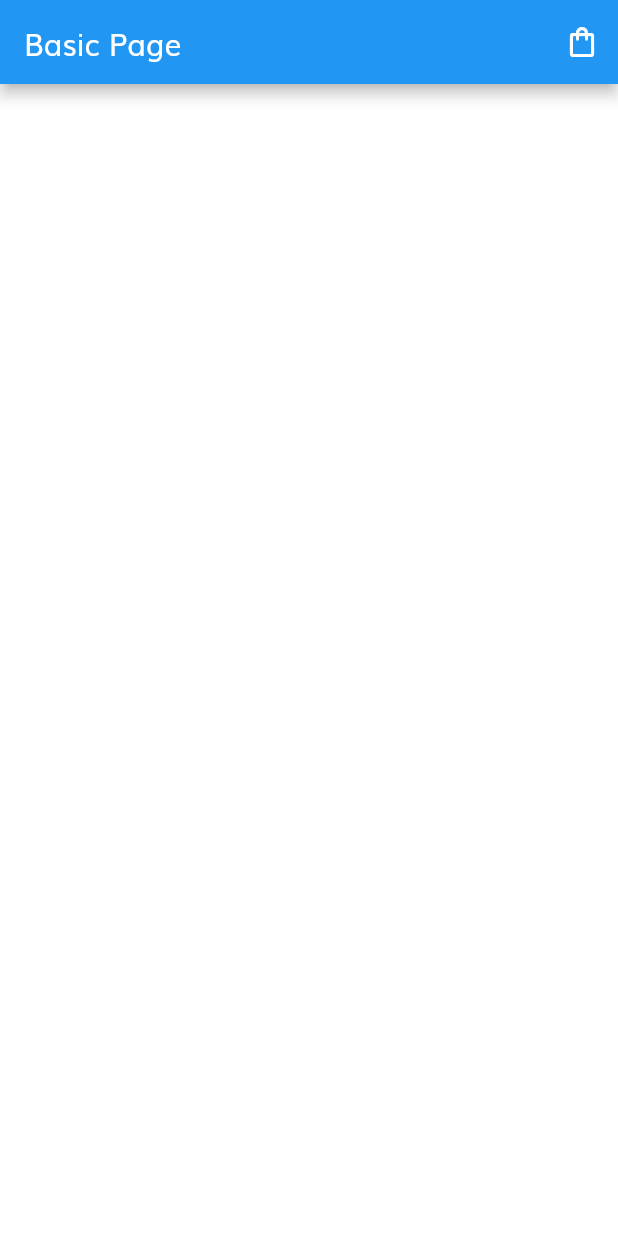
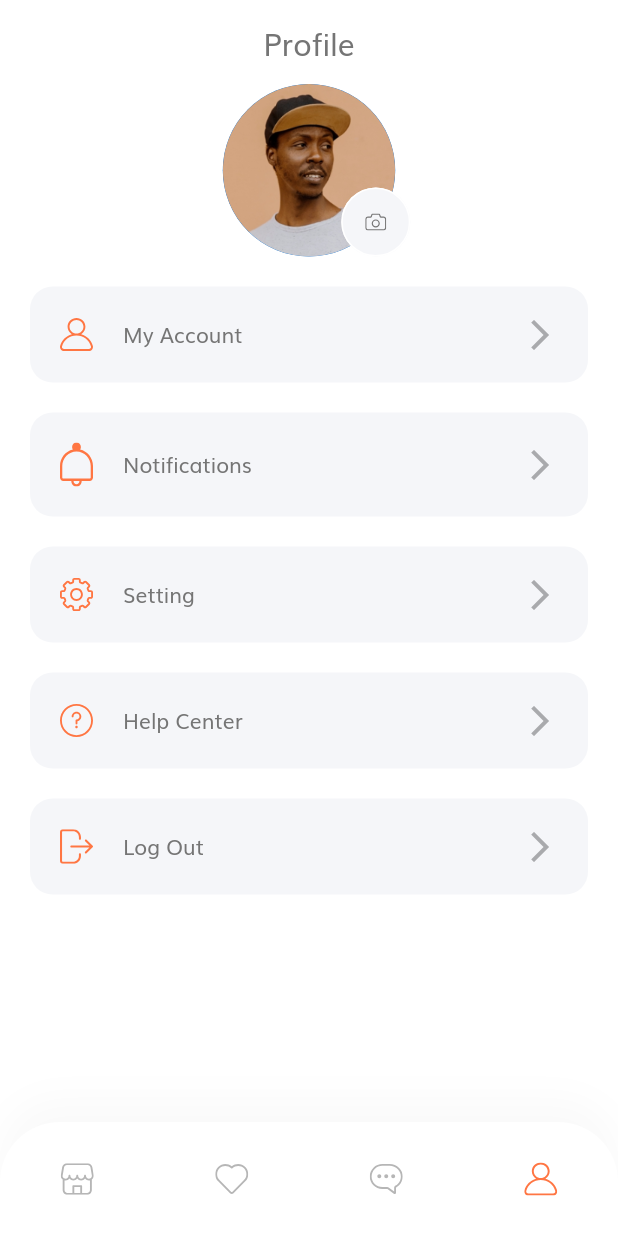
Before and after one commit to panhaGKP/Ecommerce_app, a Flutter app: the screen it shows after launch, on a phone screen of 412 x 824 dp. Run offline on Flutter 3.47's test engine with Material 2 defaults, Android fonts, the phone set to English and light mode, and no system bars; our stand-ins replace flutter_svg.

Commit message:
nothing to update forget

```diff
--- /dev/null
+++ b/lib/enum.dart
@@ -0,0 +1 @@
+enum MenuState { home, favorite, message, profile }
--- a/lib/main.dart
+++ b/lib/main.dart
@@ -1,4 +1,5 @@
 import 'package:ecommerce_app/constant.dart';
+import 'package:ecommerce_app/profile/profile_screen.dart';
 import 'package:flutter/material.dart';
 
 import 'basic_module/basic_page.dart';
@@ -23,7 +24,7 @@ class MyApp extends StatelessWidget {
             bodyText2: TextStyle(color: kTextColor)),
         visualDensity: VisualDensity.adaptivePlatformDensity,
       ),
-      home: BasicPage(),
+      home: ProfileScreen(),
     );
   }
 }
--- /dev/null
+++ b/lib/model/bottomNavigationBar/bottom_navigation_bar.dart
@@ -0,0 +1,70 @@
+import 'package:flutter/material.dart';
+import 'package:flutter_svg/svg.dart';
+
+import '../../constant.dart';
+import '../../enum.dart';
+
+class BuildButtomNavigation extends StatelessWidget {
+  final MenuState selectedMenu;
+  const BuildButtomNavigation({Key? key, required this.selectedMenu})
+      : super(key: key);
+
+  @override
+  Widget build(BuildContext context) {
+    final Color inActiveIconColor = Color(0xFFB6B6B6);
+    return Container(
+      padding: EdgeInsets.symmetric(vertical: 14),
+      decoration: BoxDecoration(
+          borderRadius: BorderRadius.only(
+            topLeft: Radius.circular(40),
+            topRight: Radius.circular(40),
+          ),
+          boxShadow: [
+            BoxShadow(
+                offset: Offset(0, -15),
+                blurRadius: 20,
+                color: Color(0xFFFDADADA).withOpacity(0.15)),
+          ],
+          color: Colors.white),
+      child: SafeArea(
+          child: Row(
+        mainAxisAlignment: MainAxisAlignment.spaceAround,
+        children: [
+          IconButton(
+              onPressed: () {},
+              icon: SvgPicture.asset("assets/icons/Shop Icon.svg",
+                  color: selectedMenu == MenuState.home
+                      ? kPrimaryColor
+                      : inActiveIconColor)),
+          IconButton(
+            onPressed: () {},
+            icon: SvgPicture.asset(
+              "assets/icons/Heart Icon.svg",
+              color: selectedMenu == MenuState.favorite
+                  ? kPrimaryColor
+                  : inActiveIconColor,
+            ),
+          ),
+          IconButton(
+            onPressed: () {},
+            icon: SvgPicture.asset(
+              "assets/icons/Chat bubble Icon.svg",
+              color: selectedMenu == MenuState.message
+                  ? kPrimaryColor
+                  : inActiveIconColor,
+            ),
+          ),
+          IconButton(
+            onPressed: () {},
+            icon: SvgPicture.asset(
+              "assets/icons/User Icon.svg",
+              color: selectedMenu == MenuState.profile
+                  ? kPrimaryColor
+                  : inActiveIconColor,
+            ),
+          ),
+        ],
+      )),
+    );
+  }
+}
--- a/lib/model/cart_model.dart
+++ b/lib/model/cart_model.dart
@@ -12,4 +12,7 @@ List<CartModel> cart = [
   CartModel(product: demoProducts[0], numOfItems: 2),
   CartModel(product: demoProducts[1], numOfItems: 1),
   CartModel(product: demoProducts[3], numOfItems: 1),
+  CartModel(product: demoProducts[4], numOfItems: 1),
+  CartModel(product: demoProducts[5], numOfItems: 1),
+  CartModel(product: demoProducts[5], numOfItems: 1),
 ];
--- /dev/null
+++ b/lib/profile/component/profile_body.dart
@@ -0,0 +1,44 @@
+import 'package:ecommerce_app/profile/component/profile_menu.dart';
+import 'package:ecommerce_app/profile/component/profile_picture.dart';
+import 'package:flutter/material.dart';
+
+class ProfileBody extends StatelessWidget {
+  const ProfileBody({Key? key}) : super(key: key);
+
+  @override
+  Widget build(BuildContext context) {
+    return Column(
+      children: [
+        ProfilePicture(),
+        SizedBox(
+          height: 10,
+        ),
+        ProfileMenu(
+          icon: "assets/icons/User Icon.svg",
+          text: "My Account",
+          press: () {},
+        ),
+        ProfileMenu(
+          icon: "assets/icons/Bell.svg",
+          text: "Notifications",
+          press: () {},
+        ),
+        ProfileMenu(
+          icon: "assets/icons/Settings.svg",
+          text: "Setting",
+          press: () {},
+        ),
+        ProfileMenu(
+          icon: "assets/icons/Question mark.svg",
+          text: "Help Center",
+          press: () {},
+        ),
+        ProfileMenu(
+          icon: "assets/icons/Log out.svg",
+          text: "Log Out",
+          press: () {},
+        ),
+      ],
+    );
+  }
+}
--- /dev/null
+++ b/lib/profile/component/profile_menu.dart
@@ -0,0 +1,55 @@
+import 'package:flutter/material.dart';
+import 'package:flutter_svg/svg.dart';
+
+import '../../constant.dart';
+
+class ProfileMenu extends StatelessWidget {
+  final String text;
+  final String icon;
+  final VoidCallback press;
+
+  const ProfileMenu({
+    Key? key,
+    required this.text,
+    required this.icon,
+    required this.press,
+  }) : super(key: key);
+
+  @override
+  Widget build(BuildContext context) {
+    return Padding(
+      padding: const EdgeInsets.symmetric(horizontal: 20, vertical: 10),
+      child: ElevatedButton(
+        style: ElevatedButton.styleFrom(
+            padding: EdgeInsets.all(20),
+            elevation: 0,
+            primary: Color(0xFFF5F6F9),
+            onPrimary: Color.fromARGB(255, 169, 170, 173),
+            shape: RoundedRectangleBorder(
+              borderRadius: BorderRadius.circular(15),
+            )),
+        onPressed: press,
+        child: Row(
+          children: [
+            SvgPicture.asset(
+              icon,
+              width: 22,
+              color: kPrimaryColor,
+            ),
+            SizedBox(
+              width: 20,
+            ),
+            Expanded(
+                child: Text(
+              text,
+              style: Theme.of(context).textTheme.bodyText2,
+            )),
+            Icon(
+              Icons.arrow_forward_ios,
+            )
+          ],
+        ),
+      ),
+    );
+  }
+}
--- /dev/null
+++ b/lib/profile/component/profile_picture.dart
@@ -0,0 +1,42 @@
+import 'package:flutter/material.dart';
+import 'package:flutter_svg/svg.dart';
+
+class ProfilePicture extends StatelessWidget {
+  const ProfilePicture({
+    Key? key,
+  }) : super(key: key);
+
+  @override
+  Widget build(BuildContext context) {
+    return SizedBox(
+      height: 115,
+      width: 115,
+      child: Stack(
+        fit: StackFit.expand,
+        clipBehavior: Clip.none,
+        children: [
+          CircleAvatar(
+              backgroundImage: AssetImage("assets/images/Profile Image.png")),
+          Positioned(
+            bottom: 0,
+            right: -10,
+            child: SizedBox(
+              height: 46,
+              width: 46,
+              child: ElevatedButton(
+                style: ElevatedButton.styleFrom(
+                    primary: Color(0xFFF5F6F9),
+                    elevation: 0,
+                    shape: RoundedRectangleBorder(
+                        borderRadius: BorderRadius.circular(50),
+                        side: BorderSide(color: Colors.white))),
+                child: SvgPicture.asset("assets/icons/Camera Icon.svg"),
+                onPressed: () {},
+              ),
+            ),
+          )
+        ],
+      ),
+    );
+  }
+}
--- /dev/null
+++ b/lib/profile/profile_screen.dart
@@ -0,0 +1,36 @@
+import 'package:ecommerce_app/constant.dart';
+import 'package:ecommerce_app/enum.dart';
+import 'package:flutter/material.dart';
+import 'package:flutter_svg/flutter_svg.dart';
+
+import '../model/bottomNavigationBar/bottom_navigation_bar.dart';
+import 'component/profile_body.dart';
+
+class ProfileScreen extends StatelessWidget {
+  const ProfileScreen({Key? key}) : super(key: key);
+  static String routeName = "/profile";
+
+  @override
+  Widget build(BuildContext context) {
+    return Scaffold(
+      appBar: _buildAppBar(context),
+      body: ProfileBody(),
+      bottomNavigationBar: BuildButtomNavigation(
+        selectedMenu: MenuState.profile,
+      ),
+    );
+  }
+
+  AppBar _buildAppBar(BuildContext context) {
+    return AppBar(
+      backgroundColor: Colors.white,
+      elevation: 0,
+      iconTheme: const IconThemeData(color: Colors.black),
+      centerTitle: true,
+      title: const Text(
+        "Profile",
+        style: TextStyle(color: kTextColor),
+      ),
+    );
+  }
+}
```
Also changed, not shown: lib/cart/cart_screen.dart (+97 -3 lines), lib/cart/components/cart_body.dart (+4 -3 lines), lib/model/Product.dart (+51 -0 lines).
